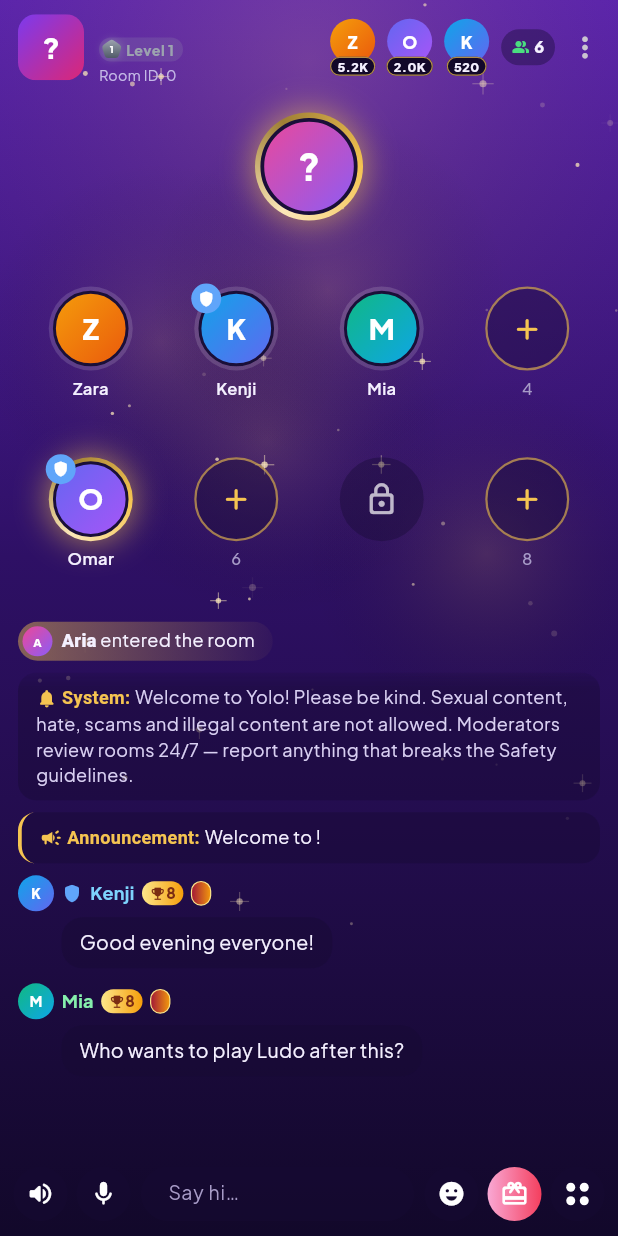
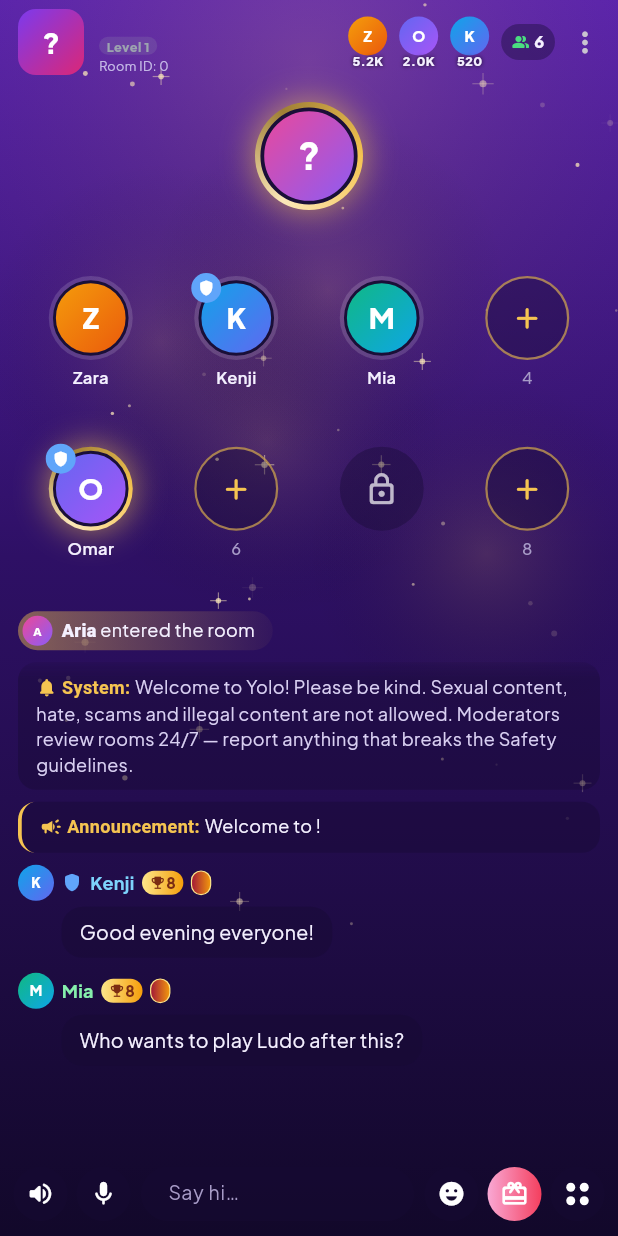
Before and after one commit to zirango-in/Yolo, a Flutter app: the RoomScreen screen opened directly with empty values, on a phone screen of 412 x 824 dp. Run offline on Flutter 3.47's test engine with Material 3 defaults, Android fonts, the phone set to English and light mode, and no system bars; drawn by our look-alikes of flutter_animate; our stand-ins replace dio, file_picker, flutter_riverpod, go_router, google_fonts, image_picker and 3 more; accounts and stored records are empty.

Commit message:
Room header fit, lighter Charms tags, Partner seat setting
Show the room level once, smaller name / level / Room ID that fit the
profile row, smaller top contributor pictures with transparent number
tags, and a separate Partner seat toggle in Room settings.

Co-Authored-By: Claude Opus 5.5 <noreply@anthropic.com>
Claude-Session: https://claude.ai/code/session_011j6Udd9i9WvrsVGvFvhCn9

```diff
--- a/app/lib/data/providers.dart
+++ b/app/lib/data/providers.dart
@@ -811,7 +811,7 @@ class RoomController extends Notifier<RoomState> {
       fee: fee,
       groupId: groupId,
     );
-    if (mode != null && mode != wasMode) _system(mode == 'intimacy' ? 'Owner enabled the Intimacy Seat' : 'Owner switched to normal seats');
+    if (mode != null && mode != wasMode) _system(mode == 'intimacy' ? 'Partner seat turned on' : 'Partner seat turned off');
     _record('updated room settings');
     _save();
   }
@@ -826,7 +826,7 @@ class RoomController extends Notifier<RoomState> {
     if (m == state.roomMode) return '';
     state = state.copyWith(
       roomMode: m,
-      mode: m == 'acquaint' ? 'intimacy' : 'normal', // acquaint = host + partner seats
+      mode: m == 'acquaint' ? 'intimacy' : null, // acquaint turns the partner seat on; otherwise the Partner seat setting decides
       clearAuction: m != 'auction',
       clearVideo: m != 'video',
       clearGame: m != 'game',
--- a/app/lib/features/room/room_pages.dart
+++ b/app/lib/features/room/room_pages.dart
@@ -287,6 +287,7 @@ class RoomSettingsScreen extends ConsumerWidget {
           }),
         ]),
         card([
+          toggle('Partner seat', st.mode == 'intimacy', (v) => ctrl.updateSettings(mode: v ? 'intimacy' : 'normal'), subtitle: 'Seat next to the host, works in any room mode'),
           toggle('High quality mode', st.highQuality, (v) => ctrl.updateSettings(highQuality: v), subtitle: 'Better voice, uses more data'),
           toggle('Ban text chatting', st.banText, (v) => ctrl.updateSettings(banText: v), subtitle: 'Only admins can chat'),
           toggle('No images', st.noImages, (v) => ctrl.updateSettings(noImages: v)),
--- a/app/lib/features/room/room_screen.dart
+++ b/app/lib/features/room/room_screen.dart
@@ -250,22 +250,16 @@ class _Header extends ConsumerWidget {
                     child: Column(crossAxisAlignment: CrossAxisAlignment.start, mainAxisSize: MainAxisSize.min, children: [
                       Row(mainAxisSize: MainAxisSize.min, children: [
                         if (locked) Padding(padding: const EdgeInsets.only(right: 3), child: Icon(Icons.lock_rounded, size: 12, color: look.accent)),
-                        Flexible(child: Text(name, maxLines: 1, overflow: TextOverflow.ellipsis, style: const TextStyle(fontSize: 14, fontWeight: FontWeight.w800, height: 1.2))),
-                      ]),
-                      const SizedBox(height: 3),
-                      Row(mainAxisSize: MainAxisSize.min, children: [
-                        Container(
-                          padding: const EdgeInsets.fromLTRB(2, 1, 6, 1),
-                          decoration: BoxDecoration(color: levelColor.withValues(alpha: 0.18), borderRadius: BorderRadius.circular(8)),
-                          child: Row(mainAxisSize: MainAxisSize.min, children: [
-                            RoomLevelBadge(lvl, size: 13),
-                            const SizedBox(width: 3),
-                            Text('Level $lvl', style: TextStyle(fontSize: 9.5, fontWeight: FontWeight.w800, color: levelColor)),
-                          ]),
-                        ),
+                        Flexible(child: Text(name, maxLines: 1, overflow: TextOverflow.ellipsis, style: const TextStyle(fontSize: 13, fontWeight: FontWeight.w800, height: 1.15))),
                       ]),
                       const SizedBox(height: 2),
-                      Text('Room ID: ${room.id}', maxLines: 1, overflow: TextOverflow.ellipsis, style: const TextStyle(fontSize: 9.5, color: Color(0xFFC4B8E6))),
+                      Container(
+                        padding: const EdgeInsets.symmetric(horizontal: 5, vertical: 1),
+                        decoration: BoxDecoration(color: levelColor.withValues(alpha: 0.18), borderRadius: BorderRadius.circular(6)),
+                        child: Text('Level $lvl', style: TextStyle(fontSize: 8.5, fontWeight: FontWeight.w800, color: levelColor, height: 1.2)),
+                      ),
+                      const SizedBox(height: 2),
+                      Text('Room ID: ${room.id}', maxLines: 1, overflow: TextOverflow.ellipsis, style: const TextStyle(fontSize: 8.5, color: Color(0xFFC4B8E6), height: 1.2)),
                     ]),
                   ),
                 ]),
@@ -358,7 +352,6 @@ class _TopContributors extends StatelessWidget {
   @override
   Widget build(BuildContext context) {
     if (rows.isEmpty) return const SizedBox.shrink();
-    final look = RoomLookScope.of(context);
     return Semantics(
       button: true,
       excludeSemantics: true,
@@ -372,22 +365,22 @@ class _TopContributors extends StatelessWidget {
               key: ValueKey(u.id),
               padding: const EdgeInsets.symmetric(horizontal: 2),
               child: SizedBox(
-                width: 34,
-                height: 38,
+                width: 30,
+                height: 34,
                 child: Stack(alignment: Alignment.topCenter, clipBehavior: Clip.none, children: [
-                  YoloAvatar(user: u, size: 30, plain: true),
+                  YoloAvatar(user: u, size: 26, plain: true),
+                  // Transparent tag: just the number, with a soft shadow so it reads on every theme.
                   Positioned(
                     bottom: 0,
-                    child: Container(
-                      constraints: const BoxConstraints(minWidth: 26),
-                      padding: const EdgeInsets.symmetric(horizontal: 4, vertical: 1),
-                      decoration: BoxDecoration(
-                        color: look.bg.last,
-                        borderRadius: BorderRadius.circular(7),
-                        border: Border.all(color: look.accent.withValues(alpha: 0.7), width: 0.8),
+                    child: Text(
+                      compactCount(charms),
+                      textAlign: TextAlign.center,
+                      style: const TextStyle(
+                        fontSize: 8.5,
+                        fontWeight: FontWeight.w800,
+                        height: 1.1,
+                        shadows: [Shadow(color: Colors.black87, blurRadius: 3)],
                       ),
-                      child: Text(compactCount(charms),
-                          textAlign: TextAlign.center, style: const TextStyle(fontSize: 8.5, fontWeight: FontWeight.w800, height: 1.1)),
                     ),
                   ),
                 ]),
```
